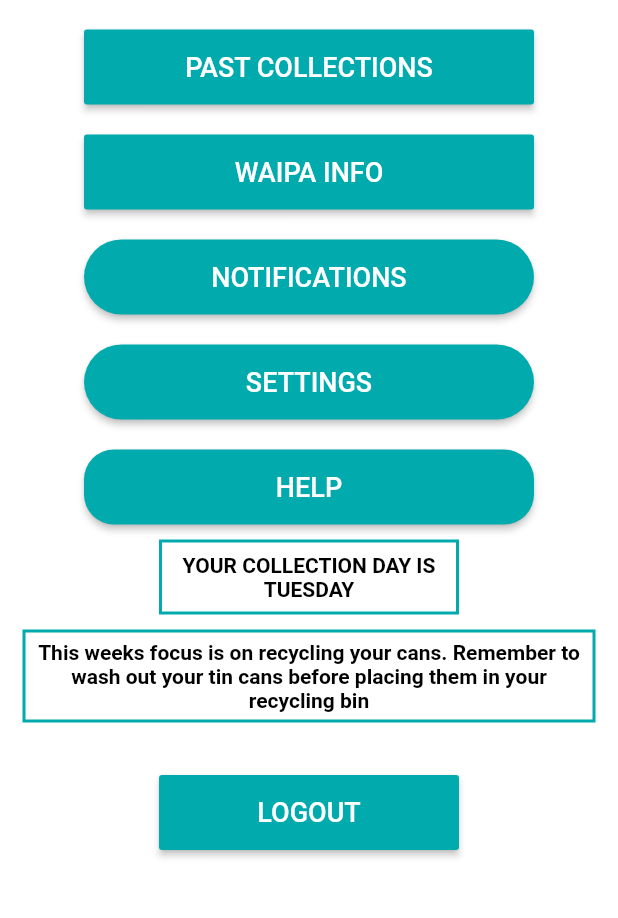
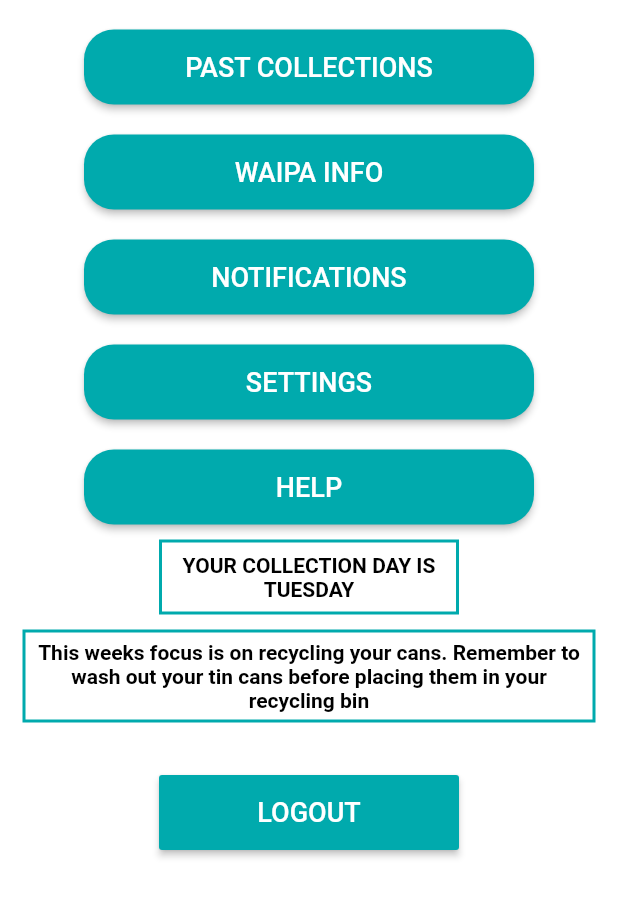
Before and after one commit to jardinehc/waipawaste, a Flutter app: the screen it shows once a user with an empty profile is signed in, on a phone screen of 412 x 824 dp, the part 293-1211 px from its top. Run offline on Flutter 3.47's test engine with Material 2 defaults, Android fonts, the phone set to English and light mode, and no system bars; our stand-ins replace charts_flutter, cloud_firestore, dropdown_formfield, firebase_auth, flutter_spinkit; missing offline and left inert: flutter_google_places, flutter_sparkline, google_maps_webservice; accounts and stored records are empty.

Commit message:
changed button shapes

```diff
--- a/lib/screens/home/home.dart
+++ b/lib/screens/home/home.dart
@@ -56,8 +56,8 @@ class Home extends StatelessWidget {
                             padding: const EdgeInsets.all(8.0),
                             textColor: Colors.white,
                             color: HexColor("#00AAAD"), //get actual colour
-                            //shape: RoundedRectangleBorder(
-                            //  borderRadius: BorderRadius.circular(25)),
+                            shape: RoundedRectangleBorder(
+                              borderRadius: BorderRadius.circular(20)),
                             child: new Text("PAST COLLECTIONS",
                               style: TextStyle(fontSize: 18),
                             ),
@@ -80,6 +80,8 @@ class Home extends StatelessWidget {
                             padding: const EdgeInsets.all(8.0),
                             textColor: Colors.white,
                             color: HexColor("#00AAAD"),
+                              shape: RoundedRectangleBorder(
+                                  borderRadius: BorderRadius.circular(20)),
                             child: new Text("WAIPA INFO",
                               style: TextStyle(fontSize: 18),
                             ),
@@ -104,7 +106,7 @@ class Home extends StatelessWidget {
                             textColor: Colors.white,
                             color: HexColor("#00AAAD"), //get actual colour
                              shape: RoundedRectangleBorder(
-                              borderRadius: BorderRadius.circular(25)),
+                              borderRadius: BorderRadius.circular(20)),
                             child: new Text("NOTIFICATIONS",
                               style: TextStyle(fontSize: 18, color: Colors.white),
                             ),
@@ -129,7 +131,7 @@ class Home extends StatelessWidget {
                             textColor: Colors.white,
                             color: HexColor("#00AAAD"), //get actual colour
                             shape: RoundedRectangleBorder(
-                              borderRadius: BorderRadius.circular(25)),
+                              borderRadius: BorderRadius.circular(20)),
                             child: new Text("SETTINGS",
                               style: TextStyle(fontSize: 18),
                             ),
```
